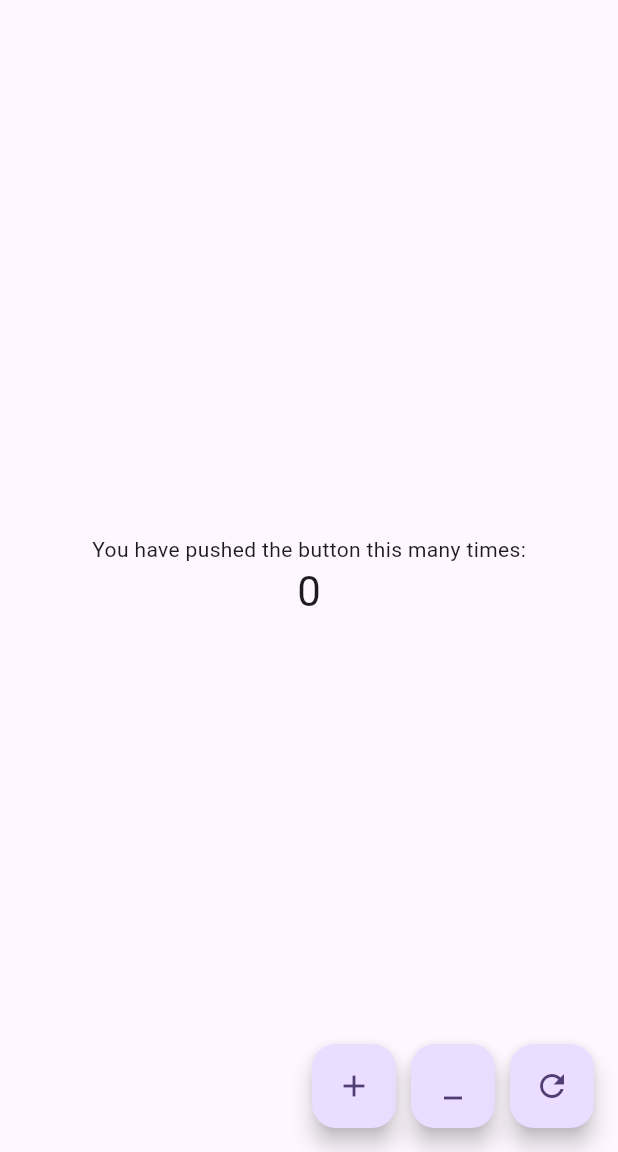
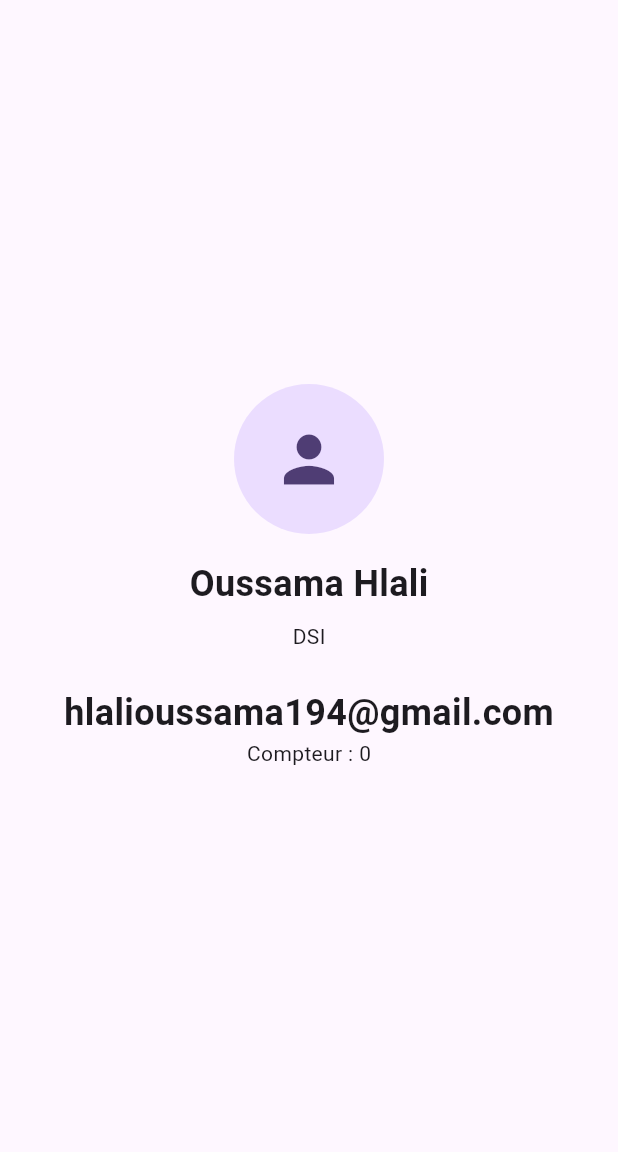
Before and after one commit to oussama-hlali/Atelier-1-cross-plateform, a Flutter app: the screen it shows after launch, on a phone screen of 412 x 824 dp, the part 84-1236 px from its top. Run offline on Flutter 3.47's test engine with Material 3 defaults, Android fonts, the phone set to English and light mode, and no system bars.

Commit message:
palier 5 : le Bonus

```diff
--- a/lib/main.dart
+++ b/lib/main.dart
@@ -103,7 +103,8 @@ class _MyHomePageState extends State<MyHomePage> {
         // the App.build method, and use it to set our appbar title.
         title: Text(widget.title),
       ),
-      body: Center(
+      //Palier 4
+      /*body: Center(
         // Center is a layout widget. It takes a single child and positions it
         // in the middle of the parent.
         child: Column(
@@ -151,6 +152,29 @@ class _MyHomePageState extends State<MyHomePage> {
             child: const Icon(Icons.refresh),
           ),
         ],
+      ),*/
+
+      //palier5
+      body: Center(
+        child: Column(
+          mainAxisAlignment: MainAxisAlignment.center,
+          children: [
+            const CircleAvatar(radius: 50, child: Icon(Icons.person, size: 50)),
+            const SizedBox(height: 16),
+            const Text(
+              'Oussama Hlali', //
+              style: TextStyle(fontSize: 24, fontWeight: FontWeight.bold),
+            ),
+            const SizedBox(height: 8),
+            const Text('DSI'),
+            const SizedBox(height: 24),
+            const Text(
+              'hlalioussama194@gmail.com', //
+              style: TextStyle(fontSize: 24, fontWeight: FontWeight.bold),
+            ),
+            Text('Compteur : $_counter'),
+          ],
+        ),
       ),
     );
   }
```
